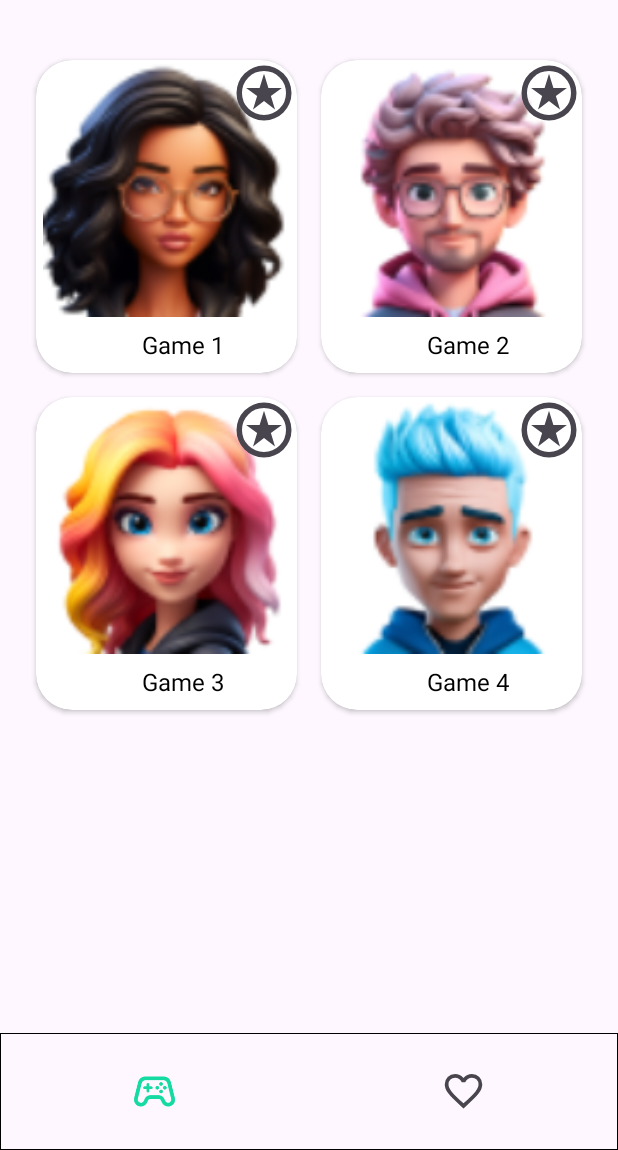
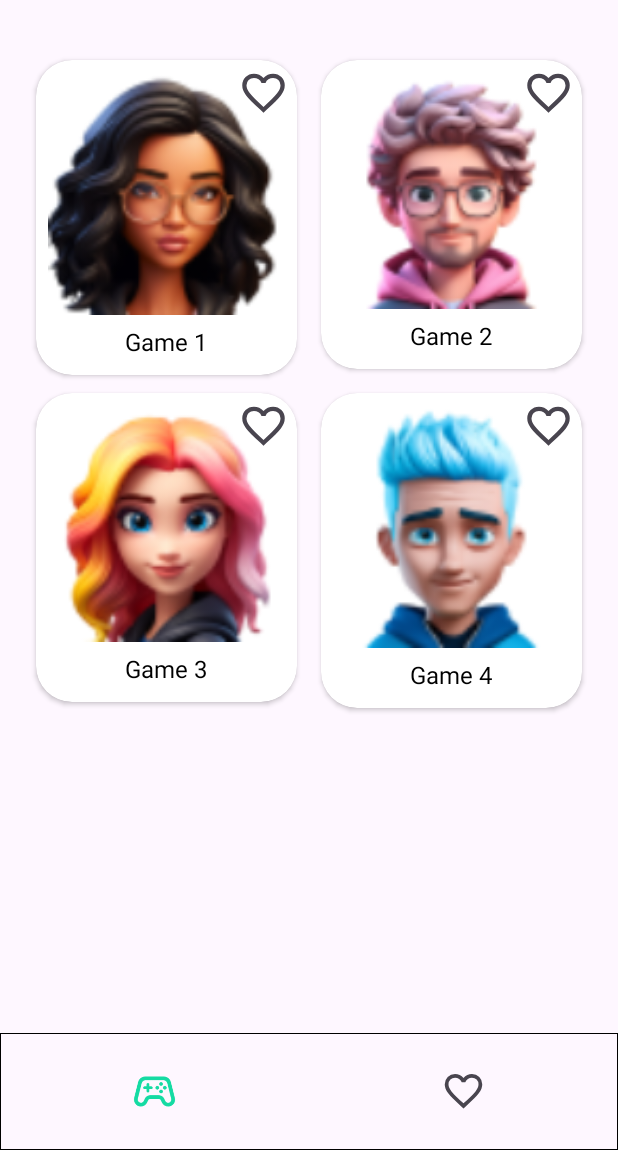
Before and after one commit to kingzainab/Gamebox-Application, an Android app: the screen it shows after launch (MainActivity), on a phone screen of 412 x 824 dp, the part 86-1236 px from its top. Run offline under Robolectric (Android 15) with nearby library versions, the phone set to English and light mode, and no system bars; our stand-ins replace CircleImageView.

Commit message:
layout changes

```diff
--- a/app/src/main/res/layout/grid_item.xml
+++ b/app/src/main/res/layout/grid_item.xml
@@ -3,7 +3,7 @@
     xmlns:android="http://schemas.android.com/apk/res/android"
     xmlns:app="http://schemas.android.com/apk/res-auto"
     xmlns:tools="http://schemas.android.com/tools"
-    android:layout_width="wrap_content"
+    android:layout_width="match_parent"
     android:layout_height="wrap_content"
     app:cardCornerRadius="24dp"
     android:background="@android:color/white">
@@ -19,9 +19,14 @@
 
             <ImageView
                 android:id="@+id/gameImage"
-                android:layout_width="197dp"
-                android:layout_height="171dp"
+                android:layout_width="match_parent"
+                android:layout_height="wrap_content"
                 android:adjustViewBounds="true"
+
+                android:paddingTop="8dp"
+                android:paddingRight="8dp"
+                android:paddingLeft="8dp"
+                android:paddingBottom="0dp"
                 android:scaleType="fitCenter"
                 android:src="@drawable/ic_launcher_foreground"
                 app:layout_constraintEnd_toEndOf="parent"
@@ -30,8 +35,10 @@
 
             <TextView
                 android:id="@+id/gameName"
-                android:layout_width="196dp"
-                android:layout_height="37dp"
+                android:layout_width="match_parent"
+                android:layout_height="40dp"
+
+                android:paddingBottom="4dp"
                 android:gravity="center"
                 android:text="Game Name"
                 android:textColor="@android:color/black"
@@ -41,21 +48,24 @@
 
             <ImageView
                 android:id="@+id/favourite_star"
-                android:layout_width="44dp"
-                android:layout_height="44dp"
+                android:layout_width="34dp"
+                android:layout_height="34dp"
+                android:layout_margin="5dp"
                 android:adjustViewBounds="true"
                 android:scaleType="fitCenter"
-                android:src="@drawable/favourite_star"
+                android:src="@drawable/favorite_24px"
                 app:layout_constraintEnd_toEndOf="parent"
                 app:layout_constraintTop_toTopOf="parent" />
 
             <ImageView
                 android:id="@+id/favourite_star_filled"
-                android:layout_width="44dp"
-                android:layout_height="44dp"
+                android:layout_width="40dp"
+                android:layout_height="40dp"
+                android:layout_margin="5dp"
+
                 android:adjustViewBounds="true"
                 android:scaleType="fitCenter"
-                android:src="@drawable/favourite_star_filled"
+                android:src="@drawable/favorite_icon"
                 android:visibility="invisible"
                 app:layout_constraintEnd_toEndOf="parent"
                 app:layout_constraintTop_toTopOf="parent" />
```
